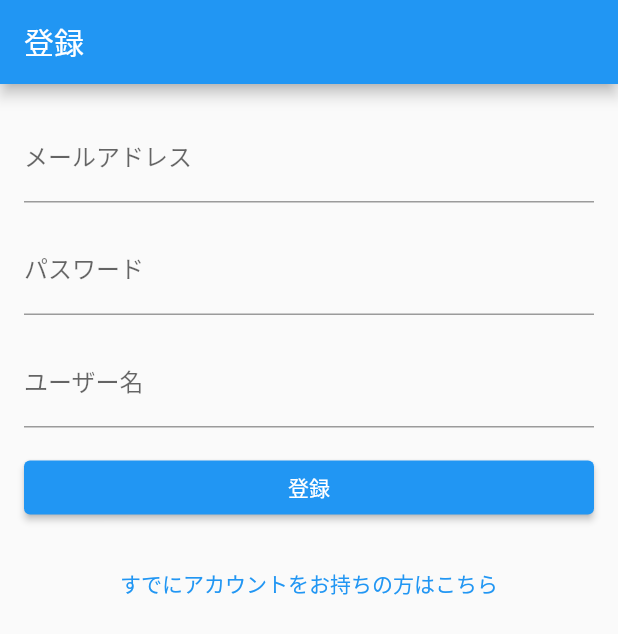
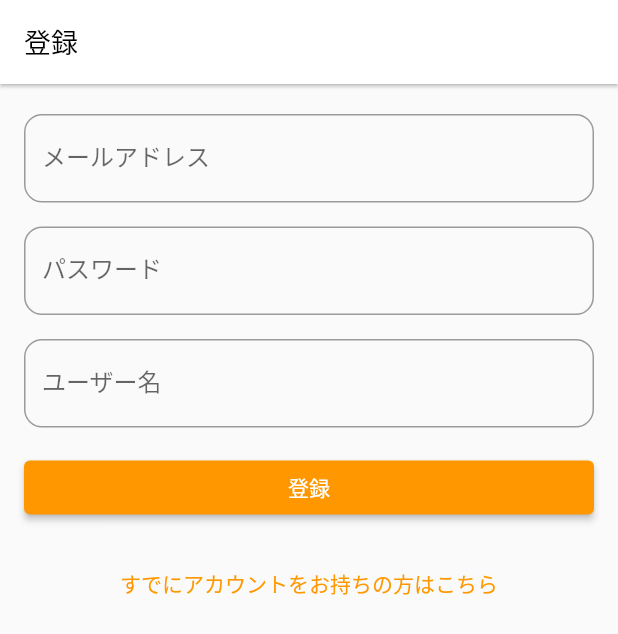
Before and after one commit to kolbe-ryo/chat_app_by_supabase, a Flutter app: the screen it shows after launch, on a phone screen of 412 x 824 dp. Shown: the top 634 px of the screen. Run offline on Flutter 3.47's test engine with Material 2 defaults, Android fonts, the phone set to English and light mode, and no system bars; our stand-ins replace supabase_flutter, timeago; missing offline and left inert: postgrest; accounts and stored records are empty.

Commit message:
theme setting

```diff
--- a/lib/main.dart
+++ b/lib/main.dart
@@ -18,10 +18,54 @@ class MyApp extends StatelessWidget {
 
   @override
   Widget build(BuildContext context) {
-    return const MaterialApp(
+    return MaterialApp(
       debugShowCheckedModeBanner: false,
       title: 'チャットアプリ',
-      home: SplashPage(),
+      theme: ThemeData.light().copyWith(
+        primaryColorDark: Colors.orange,
+        appBarTheme: const AppBarTheme(
+          elevation: 1,
+          backgroundColor: Colors.white,
+          iconTheme: IconThemeData(color: Colors.black),
+          titleTextStyle: TextStyle(
+            color: Colors.black,
+            fontSize: 18,
+          ),
+        ),
+        primaryColor: Colors.orange,
+        textButtonTheme: TextButtonThemeData(
+          style: TextButton.styleFrom(
+            foregroundColor: Colors.orange,
+          ),
+        ),
+        elevatedButtonTheme: ElevatedButtonThemeData(
+          style: ElevatedButton.styleFrom(
+            foregroundColor: Colors.white,
+            backgroundColor: Colors.orange,
+          ),
+        ),
+        inputDecorationTheme: InputDecorationTheme(
+          floatingLabelStyle: const TextStyle(
+            color: Colors.orange,
+          ),
+          border: OutlineInputBorder(
+            borderRadius: BorderRadius.circular(12),
+            borderSide: const BorderSide(
+              color: Colors.grey,
+              width: 2,
+            ),
+          ),
+          focusColor: Colors.orange,
+          focusedBorder: OutlineInputBorder(
+            borderRadius: BorderRadius.circular(12),
+            borderSide: const BorderSide(
+              color: Colors.orange,
+              width: 2,
+            ),
+          ),
+        ),
+      ),
+      home: const SplashPage(),
     );
   }
 }
```
